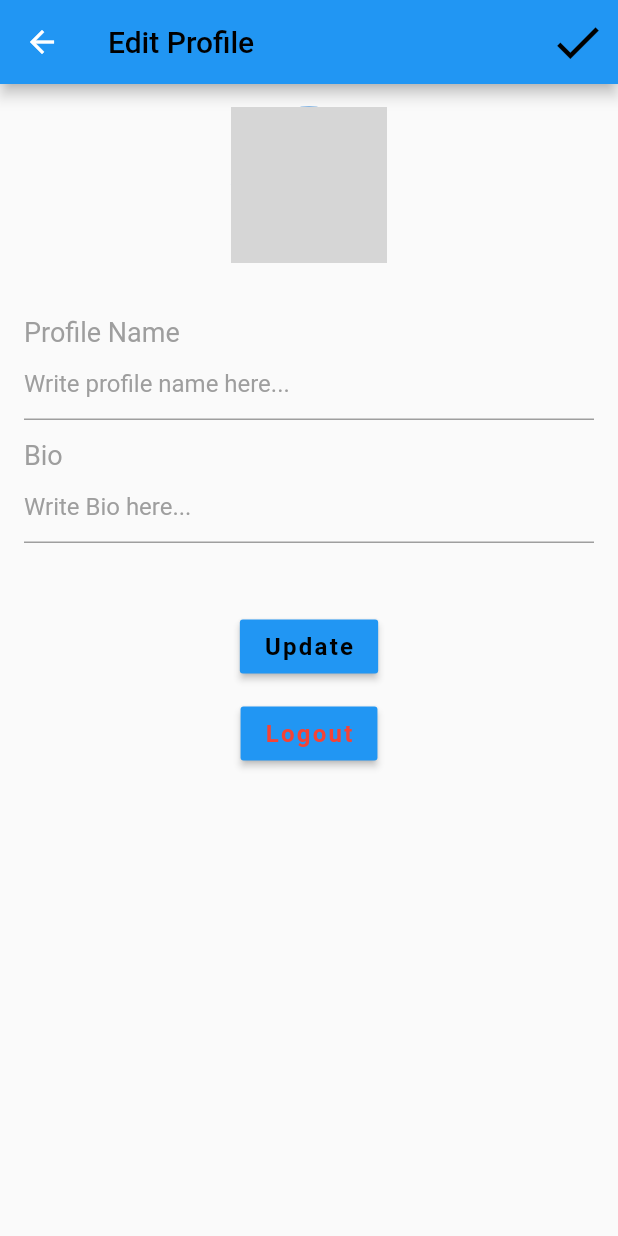
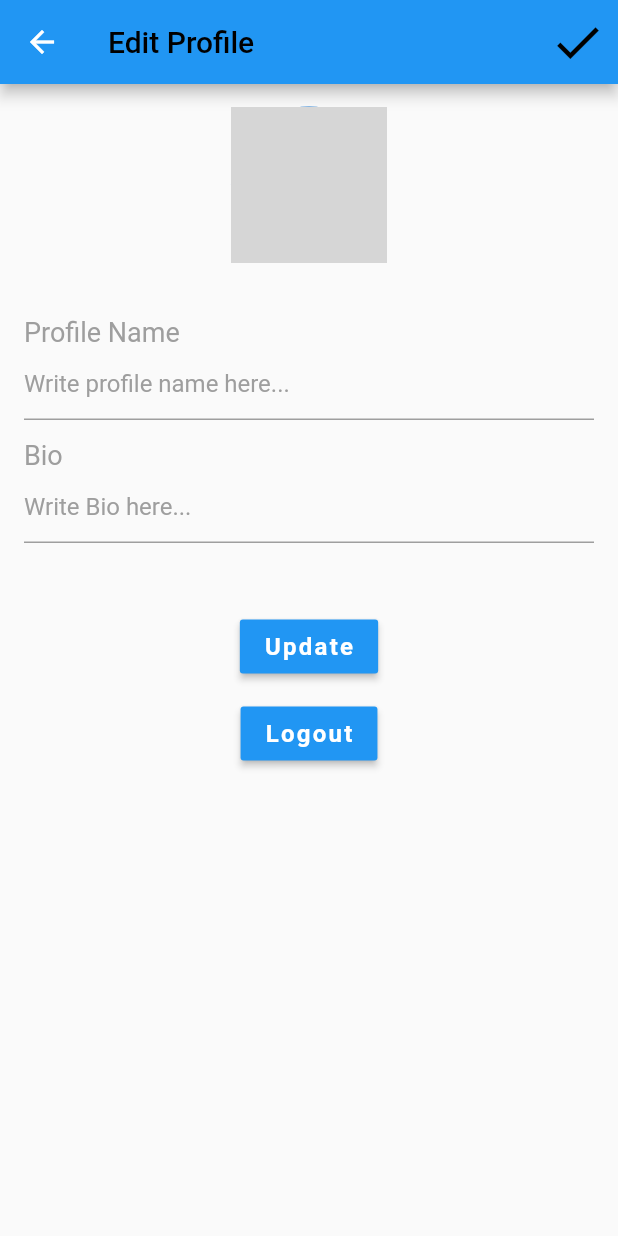
Before and after one commit to Thabisocn/School-Ecosystem-app, a Flutter app: the EditProfilePage screen opened directly, on a phone screen of 412 x 824 dp. Run offline on Flutter 3.47's test engine with Material 2 defaults, Android fonts, the phone set to English and light mode, and no system bars; our stand-ins replace cached_network_image, carousel_slider, cloud_firestore, firebase_analytics, firebase_auth, firebase_messaging and 10 more; missing offline and left inert: apple_sign_in, geocoder; accounts and stored records are empty; network calls fail; Roboto replaces fonts that are missing (Nunito); grey boxes are pictures that could not be loaded.

Commit message:
final 2.5

```diff
--- a/lib/screens/edit_profile_page.dart
+++ b/lib/screens/edit_profile_page.dart
@@ -118,7 +118,7 @@ class _EditProfilePageState extends State<EditProfilePage> {
                     child: Text(
                       "Update",
                       style: TextStyle(
-                        color:Colors.black,fontSize: 16.0,
+                        color:Colors.white,fontSize: 16.0,
                       ),
                     ),
 
@@ -129,7 +129,7 @@ class _EditProfilePageState extends State<EditProfilePage> {
                     onPressed: logOutUser,
                     child: Text("Logout",
                       style: TextStyle(
-                          color:Colors.red,
+                          color:Colors.white,
                           fontSize: 16.0),
                     ),
                   ),
--- a/lib/screens/profile.dart
+++ b/lib/screens/profile.dart
@@ -87,14 +87,14 @@ class _ProfileScreenState extends State<ProfileScreen> {
             children: <Widget>[
               Container(
                 alignment: Alignment.centerLeft,
-                padding: EdgeInsets.only(left:180.0, ) ,
+                padding: EdgeInsets.only(left:160.0, ) ,
                 child: Text(
                   user.username,style: TextStyle(fontSize: 19.0,color: Colors.black,),
                 ),
               ),
               Container(
                 alignment: Alignment.centerRight,
-                padding: EdgeInsets.only(right: 55.0 ) ,
+                padding: EdgeInsets.only(right: 65.0 ) ,
                 child: Text(
                   user.email,style: TextStyle(fontSize: 18.0,color: Colors.black,fontWeight: FontWeight.bold),
                 ),
@@ -125,7 +125,7 @@ class _ProfileScreenState extends State<ProfileScreen> {
 
         User user = User.fromDocument(datasnapshot.data);
         return Padding(
-          padding: EdgeInsets.only(left:150.0),
+          padding: EdgeInsets.only(left:130.0),
           child: Column(
             children: <Widget>[
               Row(
```
